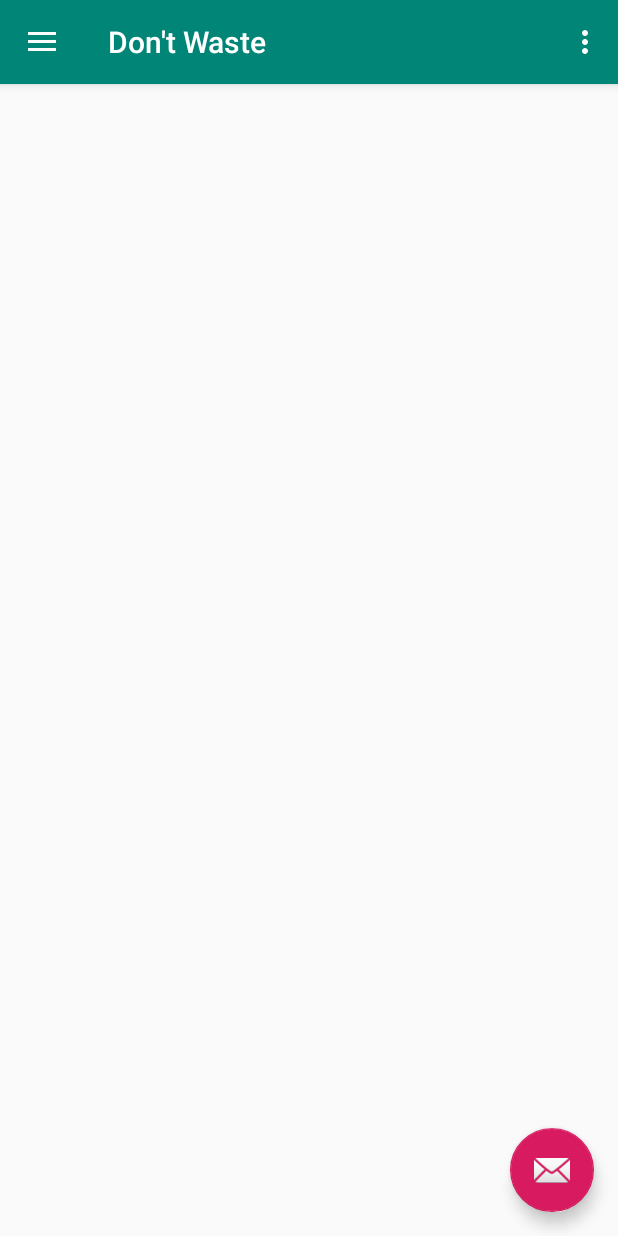
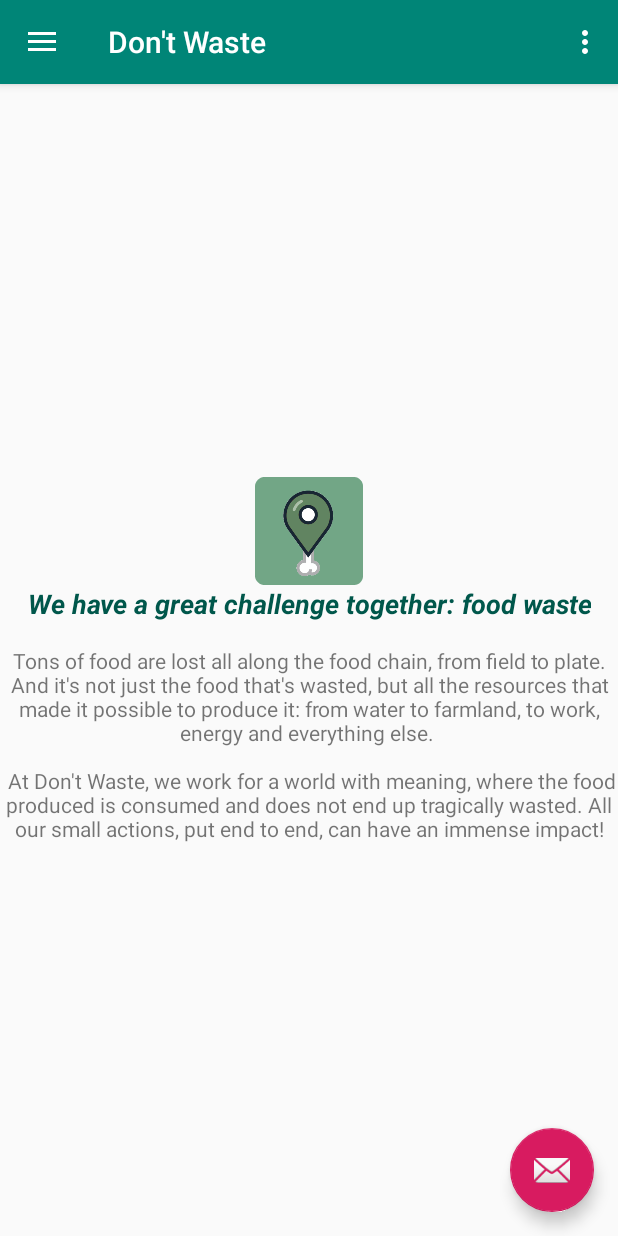
Before and after one commit to Keizaak/DontWaste, an Android app: the screen it shows after launch (MainActivity), on a phone screen of 412 x 824 dp. Run offline under Robolectric (Android 15) with nearby library versions, the phone set to English and light mode, and no system bars.

Commit message:
Corrections mineures - Modification du fragment Home - Modification du fragment Meals (+ ajout d'un userName dans la BDD) - Ajout d'un marqueur vert (votre position) sur la Map - Correction des settings (valeurs par défaut fausses)
ATTENTION
Si l'app est déjà installée, il faut la désinstaller d'abord

```diff
--- a/app/src/main/java/fr/iutbm/dontwaste/DataFragment.java
+++ b/app/src/main/java/fr/iutbm/dontwaste/DataFragment.java
@@ -159,9 +159,9 @@ public class DataFragment extends Fragment {
     public void prepareMealData(){
         Meal m1, m2, m3;
 
-        m1 = new Meal("Pâtes carbonara", "carbonara.jpg", 3.0f, 47.642900f, 6.840027f);
-        m2 = new Meal("Couscous", "couscous.jpg", 5.0f, 47.659518f, 6.813337f);
-        m3 = new Meal("Salade composée", "salade.jpg", 2.0f, 47.6387143f, 6.8370225f);
+        m1 = new Meal("Pâtes carbonara", "carbonara.jpg", 3.0f, "Bernard L.", 47.642900f, 6.840027f);
+        m2 = new Meal("Couscous", "couscous.jpg", 5.0f, "bestcook90", 47.659518f, 6.813337f);
+        m3 = new Meal("Salade composée", "salade.jpg", 2.0f, "Nadia A.", 47.6387143f, 6.8370225f);
         mealDAO = ((AppDatabase.getDatabase(getContext())).mealDAO());
         (new InsertAsyncTask(mealDAO)).execute(m1, m2, m3);
     }
--- a/app/src/main/java/fr/iutbm/dontwaste/MealListAdapter.java
+++ b/app/src/main/java/fr/iutbm/dontwaste/MealListAdapter.java
@@ -31,8 +31,8 @@ public class MealListAdapter extends RecyclerView.Adapter<MealViewHolder> {
     public void onBindViewHolder(MealViewHolder holder, int position) {
         Meal meal = mealList.get(position);
         holder.mealNameView.setText(meal.getMealName());
-        holder.latitudeView.setText("" + meal.getLatitude());
-        holder.longitudeView.setText("" + meal.getLongitude());
+        holder.userNameView.setText("Added by " + meal.getUserName());
+        holder.priceView.setText("Price: " + meal.getPrice() + " €");
 
         try {
             String imageName= meal.getBmppath();
--- a/app/src/main/java/fr/iutbm/dontwaste/MealViewHolder.java
+++ b/app/src/main/java/fr/iutbm/dontwaste/MealViewHolder.java
@@ -7,14 +7,14 @@ import android.widget.TextView;
 
 public class MealViewHolder extends RecyclerView.ViewHolder {
 
-    public TextView mealNameView, latitudeView, longitudeView;
+    public TextView mealNameView, userNameView, priceView;
     public ImageView pictureView;
 
     public MealViewHolder(View itemView){
         super(itemView);
         mealNameView = (TextView)itemView.findViewById(R.id.text_view_meal_name);
-        latitudeView = (TextView)itemView.findViewById(R.id.text_view_meal_latitude);
-        longitudeView = (TextView)itemView.findViewById(R.id.text_view_meal_longitude);
+        userNameView = (TextView)itemView.findViewById(R.id.text_view_meal_userName);
+        priceView = (TextView)itemView.findViewById(R.id.text_view_meal_price);
 
         pictureView = (ImageView)itemView.findViewById(R.id.image_view_meal_picture);
     }
--- a/app/src/main/res/layout/fragment_credits.xml
+++ b/app/src/main/res/layout/fragment_credits.xml
@@ -15,7 +15,7 @@
         android:layout_height="wrap_content"
         app:srcCompat="@mipmap/ic_launcher"
         android:id="@+id/imageView2"
-        android:contentDescription="@string/icon_despcription" />
+        android:contentDescription="@string/icon_description" />
 
     <TextView
         android:gravity="center"
--- a/app/src/main/res/layout/fragment_home.xml
+++ b/app/src/main/res/layout/fragment_home.xml
@@ -1,8 +1,39 @@
 <?xml version="1.0" encoding="utf-8"?>
-<FrameLayout xmlns:android="http://schemas.android.com/apk/res/android"
+<LinearLayout xmlns:android="http://schemas.android.com/apk/res/android"
     xmlns:tools="http://schemas.android.com/tools"
+    xmlns:app="http://schemas.android.com/apk/res-auto"
+    android:orientation="vertical"
     android:layout_width="match_parent"
     android:layout_height="match_parent"
+    android:gravity="center"
     tools:context=".HomeFragment">
 
-</FrameLayout>
+    <ImageView
+        android:layout_width="wrap_content"
+        android:layout_height="wrap_content"
+        android:gravity="center"
+        app:srcCompat="@mipmap/ic_launcher"
+        android:id="@+id/imageView2"
+        android:contentDescription="@string/icon_description"
+        />
+
+    <TextView
+        android:id="@+id/textView2"
+        android:gravity="center"
+        android:layout_width="wrap_content"
+        android:layout_height="wrap_content"
+        android:text="@string/home_title"
+        android:textColor="@color/colorPrimaryDark"
+        android:textStyle="bold|italic"
+        android:textSize="18sp"
+        />
+
+    <TextView
+        android:id="@+id/textView3"
+        android:layout_width="wrap_content"
+        android:layout_height="wrap_content"
+        android:gravity="center"
+        android:paddingTop="16dp"
+        android:text="@string/home_text"
+        />
+</LinearLayout>
--- a/app/src/main/res/values/strings.xml
+++ b/app/src/main/res/values/strings.xml
@@ -12,8 +12,18 @@
     <string name="nav_map">Map</string>
     <string name="nav_credits">About us</string>
 
-    <string name="icon_despcription">DontWaste app icon</string>
-    <string name="credits_text">Application realized by Camille GUIGNOL, Chloé VIEILLE, Dylan JACQUEMIN and Luka LAMBALOT</string>
+    <string name="icon_description">DontWaste app icon</string>
+    <string name="credits_text">Application realized by Dylan JACQUEMIN, Camille GUIGNOL, Luka LAMBALOT and Chloé VIEILLE</string>
+    <string name="home_title">We have a great challenge together: food waste</string>
+    <string name="home_text">Tons of food are lost all along the food chain, from field to plate.
+        And it\'s not just the food that\'s wasted, but all the resources that made it possible to produce it:
+        from water to farmland, to work, energy and everything else.
+        \n
+
+        \n
+        At Don\'t Waste, we work for a world with meaning, where the food produced is consumed and does not end up tragically wasted.
+        All our small actions, put end to end, can have an immense impact!
+    </string>
     <string name="title_activity_settings">Settings</string>
 
     <!-- Strings related to Settings -->
@@ -27,8 +37,7 @@
     <string name="key_search_delay">key_search_delay</string>
     <string name="key_search_radius">key_search_radius</string>
     <string name="key_location_switch">key_location_switch</string>
-    <!---->
 
     <string name="key_initbdd">key_init_bdd</string>
-
+    <!---->
 </resources>
--- a/app/src/main/res/xml/pref_general.xml
+++ b/app/src/main/res/xml/pref_general.xml
@@ -16,8 +16,8 @@
         android:dependency="@string/key_location_switch" />
 
     <EditTextPreference
-        android:defaultValue="1.0"
-        android:inputType="numberDecimal"
+        android:defaultValue="10"
+        android:inputType="number"
         android:title="@string/pref_search_radius_edit_text"
         android:key="@string/key_search_radius"
         android:maxLines="1"
```
Also changed, not shown: app/src/main/java/fr/iutbm/dontwaste/MapFragment.java (+11 -8 lines), app/src/main/java/fr/iutbm/dontwaste/Meal.java (+16 -2 lines), app/src/main/res/layout/fragment_meal.xml (+4 -4 lines), 1 other file.
